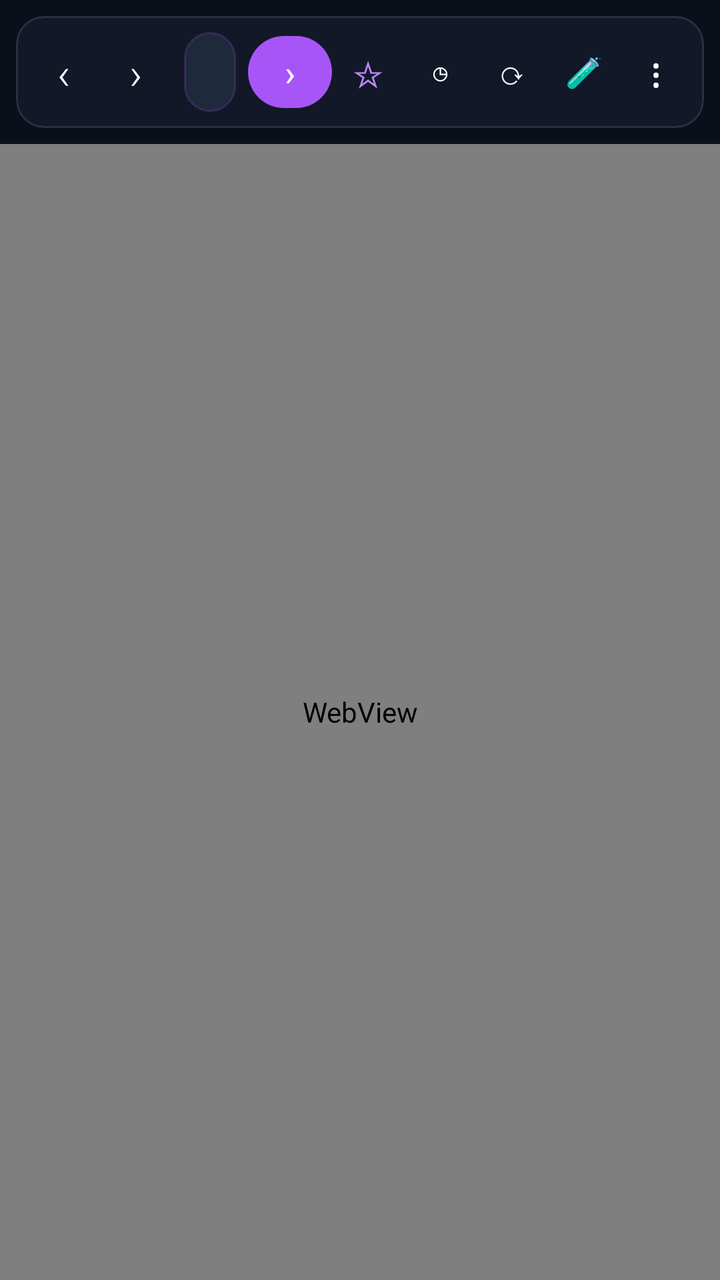
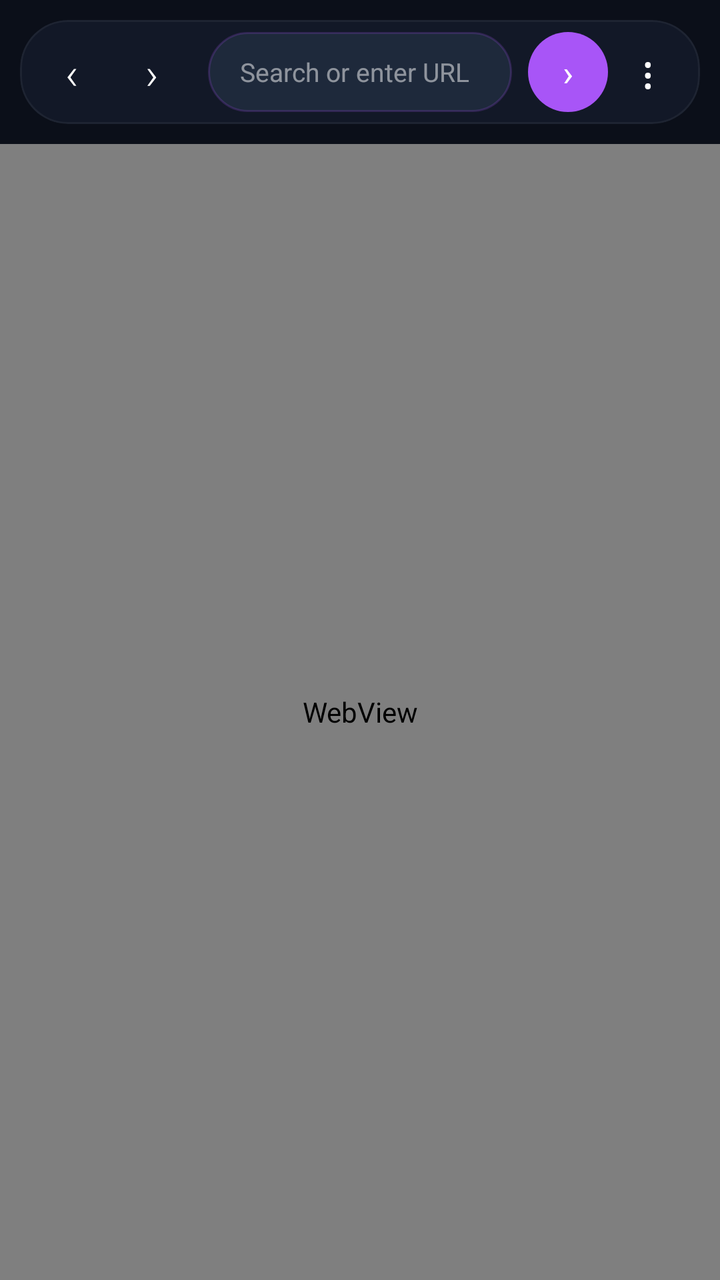

The first picture is an Android layout as it rendered before a commit; the second is the same layout after the commit. The layout source and the unified diff follow.
<!-- AndroidManifest.xml: application theme Theme.LightBrowser -->
<!-- res/layout/fragment_browser.xml -->
<?xml version="1.0" encoding="utf-8"?>
<LinearLayout xmlns:android="http://schemas.android.com/apk/res/android"
    xmlns:app="http://schemas.android.com/apk/res-auto"
    android:layout_width="match_parent"
    android:layout_height="match_parent"
    android:orientation="vertical"
    android:background="@color/bg_dark">

    
    <com.google.android.material.card.MaterialCardView
        android:layout_width="match_parent"
        android:layout_height="wrap_content"
        android:layout_margin="8dp"
        android:elevation="4dp"
        app:cardCornerRadius="14dp"
        app:cardBackgroundColor="@color/surface"
        app:strokeColor="#1AFFFFFF"
        app:strokeWidth="1dp">

        <LinearLayout
            android:layout_width="match_parent"
            android:layout_height="56dp"
            android:orientation="horizontal"
            android:padding="6dp"
            android:gravity="center_vertical">

            <TextView
                android:id="@+id/btnBack"
                android:layout_width="36dp"
                android:layout_height="36dp"
                android:gravity="center"
                android:text="‹"
                android:textColor="@color/white"
                android:textSize="22sp"
                android:fontFamily="sans-serif-light"
                android:background="?attr/selectableItemBackgroundBorderless"/>

            <TextView
                android:id="@+id/btnForward"
                android:layout_width="36dp"
                android:layout_height="36dp"
                android:gravity="center"
                android:text="›"
                android:textColor="@color/white"
                android:textSize="22sp"
                android:fontFamily="sans-serif-light"
                android:background="?attr/selectableItemBackgroundBorderless"/>

            <EditText
                android:id="@+id/urlBar"
                android:layout_width="0dp"
                android:layout_height="40dp"
                android:layout_weight="1"
                android:layout_marginHorizontal="6dp"
                android:background="@drawable/bg_url_bar"
                android:hint="@string/hint_url"
                android:textColor="@color/white"
                android:textColorHint="#99FFFFFF"
                android:paddingHorizontal="14dp"
                android:singleLine="true"
                android:imeOptions="actionGo"
                android:inputType="textUri"
                android:textSize="13sp"
                android:fontFamily="sans-serif"/>

            <TextView
                android:id="@+id/btnGo"
                android:layout_width="42dp"
                android:layout_height="36dp"
                android:gravity="center"
                android:text="›"
                android:textColor="@color/white"
                android:background="@drawable/bg_btn_go"
                android:textSize="18sp"/>

            <TextView
                android:id="@+id/btnBookmark"
                android:layout_width="36dp"
                android:layout_height="36dp"
                android:gravity="center"
                android:text="☆"
                android:textColor="#FFC084FC"
                android:textSize="18sp"
                android:background="?attr/selectableItemBackgroundBorderless"/>

            <TextView
                android:id="@+id/btnHistory"
                android:layout_width="36dp"
                android:layout_height="36dp"
                android:gravity="center"
                android:text="◷"
                android:textColor="@color/white"
                android:textSize="16sp"
                android:background="?attr/selectableItemBackgroundBorderless"/>

            <TextView
                android:id="@+id/btnRefresh"
                android:layout_width="36dp"
                android:layout_height="36dp"
                android:gravity="center"
                android:text="⟳"
                android:textColor="@color/white"
                android:textSize="16sp"
                android:background="?attr/selectableItemBackgroundBorderless"/>

            <TextView
                android:id="@+id/btnTest"
                android:layout_width="36dp"
                android:layout_height="36dp"
                android:gravity="center"
                android:text="🧪"
                android:textColor="@color/white"
                android:textSize="15sp"
                android:background="?attr/selectableItemBackgroundBorderless"/>

            <TextView
                android:id="@+id/btnMore"
                android:layout_width="36dp"
                android:layout_height="36dp"
                android:gravity="center"
                android:text="⋮"
                android:textColor="@color/white"
                android:textSize="20sp"
                android:background="?attr/selectableItemBackgroundBorderless"/>
        </LinearLayout>
    </com.google.android.material.card.MaterialCardView>

    <ProgressBar
        android:id="@+id/progress"
        style="?android:attr/progressBarStyleHorizontal"
        android:layout_width="match_parent"
        android:layout_height="2dp"
        android:max="100"
        android:progressTint="@color/purple_500"
        android:progressBackgroundTint="#1AFFFFFF"
        android:visibility="gone"/>

    <WebView
        android:id="@+id/webView"
        android:layout_width="match_parent"
        android:layout_height="0dp"
        android:layout_weight="1"
        android:background="@color/bg_dark"/>
</LinearLayout>
<!-- resources referenced by this layout -->
<resources>
  <color name="bg_dark">#0B0F19</color>
  <color name="purple_500">#6200EE</color>
  <color name="surface">#121827</color>
  <color name="white">#FFFFFF</color>
  <!-- drawable bg_btn_go (drawable) -->
  <shape xmlns:android="http://schemas.android.com/apk/res/android" android:shape="rectangle">
      <corners android:radius="20dp"/>
      <solid android:color="#A855F7"/>
  </shape>
  <!-- drawable bg_url_bar (drawable) -->
  <shape xmlns:android="http://schemas.android.com/apk/res/android" android:shape="rectangle">
      <corners android:radius="20dp"/>
      <solid android:color="#1E293B"/>
      <stroke android:width="1dp" android:color="#33A855F7"/>
  </shape>
  <string name="hint_url">Search or enter URL</string>
  <style name="Theme.LightBrowser" parent="Theme.Material3.DayNight.NoActionBar">
          <item name="colorPrimary">@color/purple_500</item>
          <item name="colorPrimaryVariant">@color/purple_700</item>
          <item name="colorOnPrimary">@color/white</item>
          <item name="colorSecondary">#A78BFA</item>
          <item name="android:statusBarColor">@color/bg_dark</item>
          <item name="android:navigationBarColor">@color/bg_dark</item>
          <item name="android:windowLightStatusBar">false</item>
          <item name="android:windowLightNavigationBar">false</item>
          <item name="bottomNavigationStyle">@style/Widget.LightBrowser.BottomNav</item>
      </style>
  <color name="purple_700">#3700B3</color>
  <style name="Widget.LightBrowser.BottomNav" parent="Widget.Material3.BottomNavigationView">
          <item name="android:background">@color/surface</item>
          <item name="itemIconTint">#E2E8F0</item>
          <item name="itemTextColor">#94A3B8</item>
          <item name="itemActiveIndicatorStyle">@style/Widget.LightBrowser.Indicator</item>
      </style>
  <style name="Widget.LightBrowser.Indicator" parent="Widget.Material3.BottomNavigationView.ActiveIndicator">
          <item name="android:color">#2A2D4A</item>
      </style>
</resources>

<!-- the commit's change to res/layout/fragment_browser.xml (unified diff, before → after) -->
@@ -4,30 +4,31 @@
     android:layout_width="match_parent"
     android:layout_height="match_parent"
     android:orientation="vertical"
-    android:background="@color/bg_dark">
+    android:background="@color/bg_dark"
+    android:fitsSystemWindows="false">
 
     
     <com.google.android.material.card.MaterialCardView
         android:layout_width="match_parent"
         android:layout_height="wrap_content"
-        android:layout_margin="8dp"
-        android:elevation="4dp"
-        app:cardCornerRadius="14dp"
+        android:layout_margin="10dp"
+        app:cardCornerRadius="24dp"
         app:cardBackgroundColor="@color/surface"
-        app:strokeColor="#1AFFFFFF"
-        app:strokeWidth="1dp">
+        app:strokeColor="#0DFFFFFF"
+        app:strokeWidth="1dp"
+        app:cardElevation="0dp">
 
         <LinearLayout
             android:layout_width="match_parent"
-            android:layout_height="56dp"
+            android:layout_height="52dp"
             android:orientation="horizontal"
             android:padding="6dp"
             android:gravity="center_vertical">
 
             <TextView
                 android:id="@+id/btnBack"
-                android:layout_width="36dp"
-                android:layout_height="36dp"
+                android:layout_width="40dp"
+                android:layout_height="40dp"
                 android:gravity="center"
                 android:text="‹"
                 android:textColor="@color/white"
@@ -37,8 +38,8 @@
 
             <TextView
                 android:id="@+id/btnForward"
-                android:layout_width="36dp"
-                android:layout_height="36dp"
+                android:layout_width="40dp"
+                android:layout_height="40dp"
                 android:gravity="center"
                 android:text="›"
                 android:textColor="@color/white"
@@ -51,22 +52,23 @@
                 android:layout_width="0dp"
                 android:layout_height="40dp"
                 android:layout_weight="1"
-                android:layout_marginHorizontal="6dp"
+                android:layout_marginHorizontal="8dp"
                 android:background="@drawable/bg_url_bar"
                 android:hint="@string/hint_url"
                 android:textColor="@color/white"
-                android:textColorHint="#99FFFFFF"
-                android:paddingHorizontal="14dp"
+                android:textColorHint="#80FFFFFF"
+                android:paddingHorizontal="16dp"
                 android:singleLine="true"
                 android:imeOptions="actionGo"
                 android:inputType="textUri"
                 android:textSize="13sp"
-                android:fontFamily="sans-serif"/>
+                android:fontFamily="sans-serif"
+                android:elevation="0dp"/>
 
             <TextView
                 android:id="@+id/btnGo"
-                android:layout_width="42dp"
-                android:layout_height="36dp"
+                android:layout_width="40dp"
+                android:layout_height="40dp"
                 android:gravity="center"
                 android:text="›"
                 android:textColor="@color/white"
@@ -74,53 +76,13 @@
                 android:textSize="18sp"/>
 
             <TextView
-                android:id="@+id/btnBookmark"
-                android:layout_width="36dp"
-                android:layout_height="36dp"
-                android:gravity="center"
-                android:text="☆"
-                android:textColor="#FFC084FC"
-                android:textSize="18sp"
-                android:background="?attr/selectableItemBackgroundBorderless"/>
-
-            <TextView
-                android:id="@+id/btnHistory"
-                android:layout_width="36dp"
-                android:layout_height="36dp"
-                android:gravity="center"
-                android:text="◷"
-                android:textColor="@color/white"
-                android:textSize="16sp"
-                android:background="?attr/selectableItemBackgroundBorderless"/>
-
-            <TextView
-                android:id="@+id/btnRefresh"
-                android:layout_width="36dp"
-                android:layout_height="36dp"
-                android:gravity="center"
-                android:text="⟳"
-                android:textColor="@color/white"
-                android:textSize="16sp"
-                android:background="?attr/selectableItemBackgroundBorderless"/>
-
-            <TextView
-                android:id="@+id/btnTest"
-                android:layout_width="36dp"
-                android:layout_height="36dp"
-                android:gravity="center"
-                android:text="🧪"
-                android:textColor="@color/white"
-                android:textSize="15sp"
-                android:background="?attr/selectableItemBackgroundBorderless"/>
-
-            <TextView
                 android:id="@+id/btnMore"
-                android:layout_width="36dp"
-                android:layout_height="36dp"
+                android:layout_width="40dp"
+                android:layout_height="40dp"
                 android:gravity="center"
                 android:text="⋮"
                 android:textColor="@color/white"
-                android:textSize="20sp"
+                android:textSize="22sp"
                 android:background="?attr/selectableItemBackgroundBorderless"/>
         </LinearLayout>
     </com.google.android.material.card.MaterialCardView>
@@ -132,13 +94,15 @@
         android:layout_height="2dp"
         android:max="100"
         android:progressTint="@color/purple_500"
-        android:progressBackgroundTint="#1AFFFFFF"
+        android:progressBackgroundTint="#0DFFFFFF"
         android:visibility="gone"/>
 
+    
     <WebView
         android:id="@+id/webView"
         android:layout_width="match_parent"
         android:layout_height="0dp"
         android:layout_weight="1"
-        android:background="@color/bg_dark"/>
+        android:background="@color/bg_dark"
+        android:fitsSystemWindows="false"/>
 </LinearLayout>
<!-- resource entries referenced after the edit -->
@@ -1,7 +1,7 @@
 <!-- resources referenced by this layout -->
 <resources>
   <color name="bg_dark">#0B0F19</color>
-  <color name="purple_500">#6200EE</color>
+  <color name="purple_500">#7C6FFF</color>
   <color name="surface">#121827</color>
   <color name="white">#FFFFFF</color>
   <!-- drawable bg_btn_go (drawable) -->
@@ -18,24 +18,53 @@
   <string name="hint_url">Search or enter URL</string>
   <style name="Theme.LightBrowser" parent="Theme.Material3.DayNight.NoActionBar">
           <item name="colorPrimary">@color/purple_500</item>
-          <item name="colorPrimaryVariant">@color/purple_700</item>
           <item name="colorOnPrimary">@color/white</item>
+          <item name="colorPrimaryContainer">#2A2D4A</item>
+          <item name="colorOnPrimaryContainer">#E2E8F0</item>
           <item name="colorSecondary">#A78BFA</item>
-          <item name="android:statusBarColor">@color/bg_dark</item>
-          <item name="android:navigationBarColor">@color/bg_dark</item>
+          <item name="colorSecondaryContainer">#1E1B4B</item>
+          <item name="colorSurface">@color/surface</item>
+          <item name="colorSurfaceVariant">#1E293B</item>
+          <item name="colorOnSurface">@color/white</item>
+          <item name="colorOnSurfaceVariant">#94A3B8</item>
+          <item name="android:statusBarColor">@android:color/transparent</item>
+          <item name="android:navigationBarColor">@android:color/transparent</item>
           <item name="android:windowLightStatusBar">false</item>
           <item name="android:windowLightNavigationBar">false</item>
           <item name="bottomNavigationStyle">@style/Widget.LightBrowser.BottomNav</item>
+          <item name="materialAlertDialogTheme">@style/ThemeOverlay.LightBrowser.Dialog</item>
+          
+          <item name="textAppearanceTitleLarge">@style/TextAppearance.LightBrowser.TitleLarge</item>
+          <item name="textAppearanceBodyMedium">@style/TextAppearance.LightBrowser.Body</item>
       </style>
-  <color name="purple_700">#3700B3</color>
   <style name="Widget.LightBrowser.BottomNav" parent="Widget.Material3.BottomNavigationView">
           <item name="android:background">@color/surface</item>
           <item name="itemIconTint">#E2E8F0</item>
           <item name="itemTextColor">#94A3B8</item>
           <item name="itemActiveIndicatorStyle">@style/Widget.LightBrowser.Indicator</item>
       </style>
+  <style name="ThemeOverlay.LightBrowser.Dialog" parent="ThemeOverlay.Material3.MaterialAlertDialog">
+          <item name="alertDialogStyle">@style/Widget.LightBrowser.Dialog</item>
+      </style>
+  <style name="TextAppearance.LightBrowser.TitleLarge" parent="TextAppearance.Material3.TitleLarge">
+          <item name="android:fontFamily">sans-serif</item>
+          <item name="android:textColor">@color/white</item>
+          <item name="android:letterSpacing">-0.02</item>
+      </style>
+  <style name="TextAppearance.LightBrowser.Body" parent="TextAppearance.Material3.BodyMedium">
+          <item name="android:fontFamily">sans-serif</item>
+          <item name="android:textColor">#94A3B8</item>
+      </style>
   <style name="Widget.LightBrowser.Indicator" parent="Widget.Material3.BottomNavigationView.ActiveIndicator">
           <item name="android:color">#2A2D4A</item>
+          <item name="shapeAppearance">@style/ShapeAppearance.Material3.SmallComponent</item>
+      </style>
+  <style name="Widget.LightBrowser.Dialog" parent="Widget.Material3.AlertDialog">
+          <item name="shapeAppearanceMediumComponent">@style/ShapeAppearance.LightBrowser.Medium</item>
+      </style>
+  <style name="ShapeAppearance.LightBrowser.Medium" parent="ShapeAppearance.Material3.MediumComponent">
+          <item name="cornerFamily">rounded</item>
+          <item name="cornerSize">20dp</item>
       </style>
 </resources>
 
